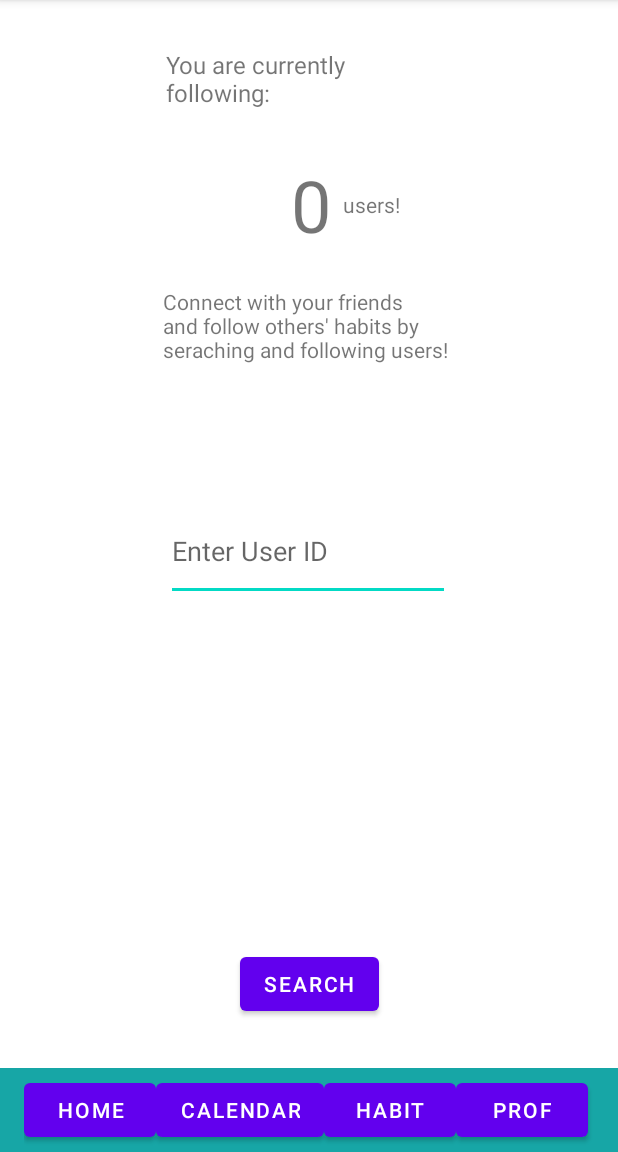
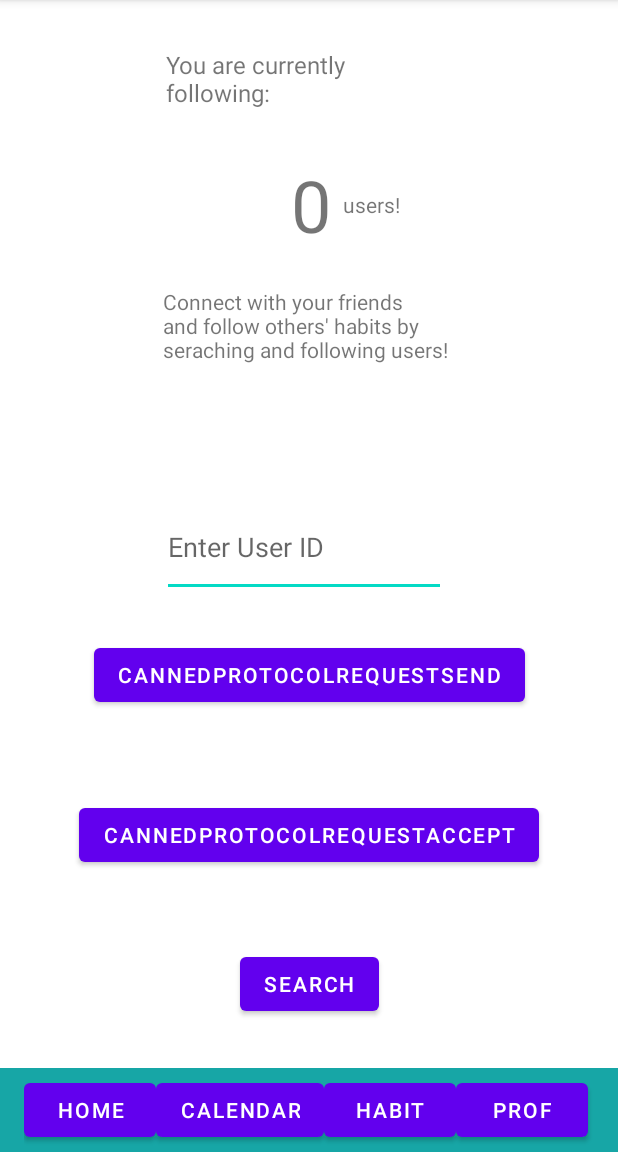
Before and after one commit to CMPUT301F21T17/Sisyphus, an Android app: the UserSearch screen opened directly, with no data from a screen before it, on a phone screen of 412 x 824 dp, the part 84-1236 px from its top. Run offline under Robolectric (Android 15) with nearby library versions, the light colour scheme and no system bars; our stand-ins replace Firebase (no records; nobody signed in at launch, a user with empty details on screens opened directly).

Commit message:
followProtocol method implemented for handling user follows.  Canned process available from user search menu (off of main menu)

```diff
--- a/app/src/main/java/com/example/sisyphus/Model/searchAndRequest.java
+++ b/app/src/main/java/com/example/sisyphus/Model/searchAndRequest.java
@@ -32,6 +32,12 @@ public class searchAndRequest {
         //Default constructor
     }
 
+    /**
+     * Function that determines whether a user exists or not in the database
+     * @param id
+     * the id of the user to search for
+     * @return
+     */
     public boolean userValid(String id){
         final User[] retirevedUser = new User[1];
         //firebase documentation with a few edits
--- a/app/src/main/java/com/example/sisyphus/View/UserSearch.java
+++ b/app/src/main/java/com/example/sisyphus/View/UserSearch.java
@@ -15,6 +15,7 @@ import android.widget.Button;
 import android.widget.EditText;
 import android.widget.Toast;
 
+import com.example.sisyphus.Model.followProtocol;
 import com.example.sisyphus.Model.searchAndRequest;
 import com.example.sisyphus.R;
 import com.google.firebase.auth.FirebaseAuth;
@@ -87,5 +88,26 @@ public class UserSearch extends AppCompatActivity {
 
 
 
+        final Button send = findViewById(R.id.buttonProtocolSend);
+        send.setOnClickListener(new View.OnClickListener() {
+            @Override
+            public void onClick(View view) {
+                followProtocol test = new followProtocol();
+                test.sendRequest("hU7X0519jIhFrkefBhVflVokgVo2");
+            }
+        });
+
+        final Button accept = findViewById(R.id.buttonProtocolRequestAccept);
+        accept.setOnClickListener(new View.OnClickListener() {
+            @Override
+            public void onClick(View view) {
+                followProtocol test = new followProtocol();
+                test.handleRequest("CedJ4UrIarfLmIn1l6Bc6Ziwmdl2");
+                test.commitFollow("CedJ4UrIarfLmIn1l6Bc6Ziwmdl2");
+            }
+        });
+
+
+
     }
 }
--- a/app/src/main/res/layout/activity_user_search.xml
+++ b/app/src/main/res/layout/activity_user_search.xml
@@ -57,16 +57,15 @@
         android:id="@+id/editTextTextPersonName"
         android:layout_width="189dp"
         android:layout_height="66dp"
-        android:layout_marginTop="62dp"
+        android:layout_marginTop="332dp"
         android:layout_marginBottom="65dp"
         android:ems="10"
         android:hint="Enter User ID"
         android:inputType="textPersonName"
-        app:layout_constraintBottom_toTopOf="@+id/button"
         app:layout_constraintEnd_toEndOf="parent"
-        app:layout_constraintHorizontal_bias="0.497"
+        app:layout_constraintHorizontal_bias="0.486"
         app:layout_constraintStart_toStartOf="parent"
-        app:layout_constraintTop_toBottomOf="@+id/textView3" />
+        app:layout_constraintTop_toTopOf="parent" />
 
     <TextView
         android:id="@+id/textView"
@@ -139,4 +138,26 @@
         app:layout_constraintEnd_toEndOf="parent"
         app:layout_constraintHorizontal_bias="0.502"
         app:layout_constraintStart_toStartOf="parent" />
+
+    <Button
+        android:id="@+id/buttonProtocolSend"
+        android:layout_width="wrap_content"
+        android:layout_height="wrap_content"
+        android:layout_marginTop="28dp"
+        android:text="CannedProtocolRequestSend"
+        app:layout_constraintEnd_toEndOf="parent"
+        app:layout_constraintStart_toStartOf="parent"
+        app:layout_constraintTop_toBottomOf="@+id/editTextTextPersonName" />
+
+    <Button
+        android:id="@+id/buttonProtocolRequestAccept"
+        android:layout_width="wrap_content"
+        android:layout_height="48dp"
+        android:layout_marginTop="39dp"
+        android:layout_marginBottom="32dp"
+        android:text="CannedProtocolrequestAccept"
+        app:layout_constraintBottom_toTopOf="@+id/search_user"
+        app:layout_constraintEnd_toEndOf="parent"
+        app:layout_constraintStart_toStartOf="parent"
+        app:layout_constraintTop_toBottomOf="@+id/buttonProtocolSend" />
 </androidx.constraintlayout.widget.ConstraintLayout>
```
Also changed, not shown: app/src/main/java/com/example/sisyphus/Model/followProtocol.java (added, +233 -0 lines).
